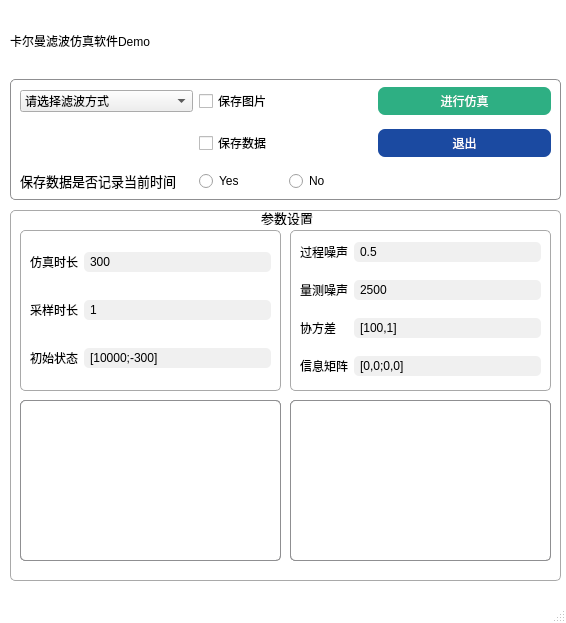
Above: mainGUI_alpha.ui from luwin1127/PyQt-main-GUI-KF before the change. Below: the same form after it.
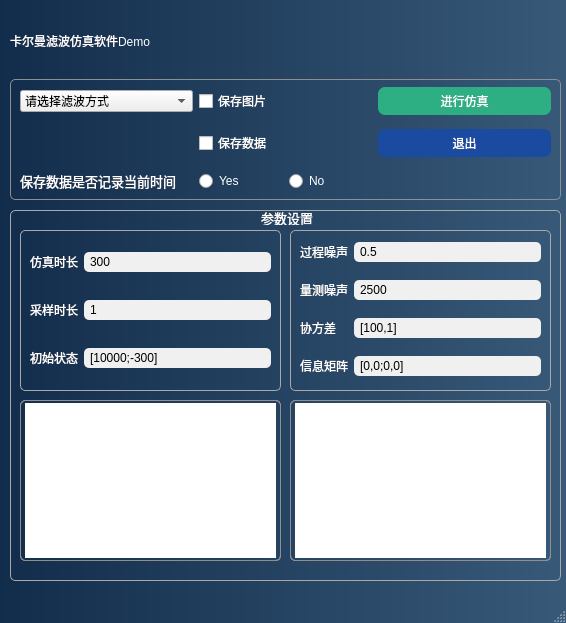
That is the form after the change.

Commit message: v0.2.0：更改背景颜色及添加禁止最大化窗口功能，且固定窗口大小。

The edit to the form file:
```diff
--- a/mainGUI_alpha.ui
+++ b/mainGUI_alpha.ui
@@ -20,7 +20,7 @@
   </property>
   <property name="styleSheet">
    <string notr="true">QMainWindow {
-    background-color: white;
+    background: qlineargradient(x1:0, y1:0, x2:1, y2:0, stop:0 #122d4b, stop:1 #385978);
 }</string>
   </property>
   <property name="toolButtonStyle">
@@ -70,7 +70,8 @@
         <item>
          <widget class="QRadioButton" name="yes_btn">
           <property name="styleSheet">
-           <string notr="true">font: 10pt &quot;Calibri&quot;;</string>
+           <string notr="true">font: 10pt &quot;Calibri&quot;;
+color: white;</string>
           </property>
           <property name="text">
            <string>Yes</string>
@@ -80,7 +81,8 @@
         <item>
          <widget class="QRadioButton" name="no_btn">
           <property name="styleSheet">
-           <string notr="true">font: 10pt &quot;Calibri&quot;;</string>
+           <string notr="true">font: 10pt &quot;Calibri&quot;;
+color: white;</string>
           </property>
           <property name="text">
            <string>No</string>
@@ -143,6 +145,11 @@
       </item>
       <item row="1" column="1">
        <widget class="QCheckBox" name="save_data_box">
+        <property name="styleSheet">
+         <string notr="true">QCheckBox {
+	Color: white;
+}</string>
+        </property>
         <property name="text">
          <string>保存数据</string>
         </property>
@@ -150,6 +157,11 @@
       </item>
       <item row="0" column="1">
        <widget class="QCheckBox" name="save_fig_box">
+        <property name="styleSheet">
+         <string notr="true">QCheckBox {
+	Color: white;
+}</string>
+        </property>
         <property name="text">
          <string>保存图片</string>
         </property>
@@ -199,6 +211,7 @@
     font-family: &quot;SimSun&quot;;
     font-size: 10pt;
     qproperty-alignment: AlignCenter;
+	color: white;
 }</string>
         </property>
         <property name="text">
@@ -222,16 +235,17 @@
      <string notr="true">QGroupBox {
     font-size: 10pt; 
     qproperty-alignment: AlignCenter;
-    border: 0.5px solid #a9a9a9;  /* 设置边框颜色为浅灰色 */
+    border: 0.5px solid #a9a9a9; 
     border-radius: 5px;
-    padding: 2px 4px;
+    padding: 8px 4px 4px 4px;
 }
 
 QGroupBox::title {
     subcontrol-origin: margin;
-    subcontrol-position: top center; /* 标题居中 */
+    subcontrol-position: top center;
     padding: 0 3px 0 3px;
-    background-color: transparent;  /* 标题背景透明 */
+    background-color: transparent;
+	color: white;
 }</string>
     </property>
     <property name="title">
@@ -261,6 +275,9 @@
       <layout class="QGridLayout" name="timegroup_grid">
        <item row="1" column="0">
         <widget class="QLabel" name="sample_lab">
+         <property name="styleSheet">
+          <string notr="true">color: white;</string>
+         </property>
          <property name="text">
           <string>采样时长</string>
          </property>
@@ -268,6 +285,9 @@
        </item>
        <item row="0" column="0">
         <widget class="QLabel" name="simu_lab">
+         <property name="styleSheet">
+          <string notr="true">color: white;</string>
+         </property>
          <property name="text">
           <string>仿真时长</string>
          </property>
@@ -275,6 +295,9 @@
        </item>
        <item row="2" column="0">
         <widget class="QLabel" name="init_lab">
+         <property name="styleSheet">
+          <string notr="true">color: white;</string>
+         </property>
          <property name="text">
           <string>初始状态</string>
          </property>
@@ -457,6 +480,9 @@
        </item>
        <item row="0" column="0">
         <widget class="QLabel" name="process_lab">
+         <property name="styleSheet">
+          <string notr="true">color: white;</string>
+         </property>
          <property name="text">
           <string>过程噪声</string>
          </property>
@@ -464,6 +490,9 @@
        </item>
        <item row="1" column="0">
         <widget class="QLabel" name="measure_lab">
+         <property name="styleSheet">
+          <string notr="true">color: white;</string>
+         </property>
          <property name="text">
           <string>量测噪声</string>
          </property>
@@ -471,6 +500,9 @@
        </item>
        <item row="2" column="0">
         <widget class="QLabel" name="P_lab">
+         <property name="styleSheet">
+          <string notr="true">color: white;</string>
+         </property>
          <property name="text">
           <string>协方差</string>
          </property>
@@ -478,6 +510,9 @@
        </item>
        <item row="3" column="0">
         <widget class="QLabel" name="info_lab">
+         <property name="styleSheet">
+          <string notr="true">color: white;</string>
+         </property>
          <property name="text">
           <string>信息矩阵</string>
          </property>
@@ -586,7 +621,8 @@
     <property name="styleSheet">
      <string notr="true">QLabel {
 	font: 28pt &quot;华文中宋&quot;;
-    qproperty-alignment: AlignCenter;  /* 文字居中 */
+    qproperty-alignment: AlignCenter;
+	color: white;
 }
 </string>
     </property>
```
The commit also changes 3 other files.
